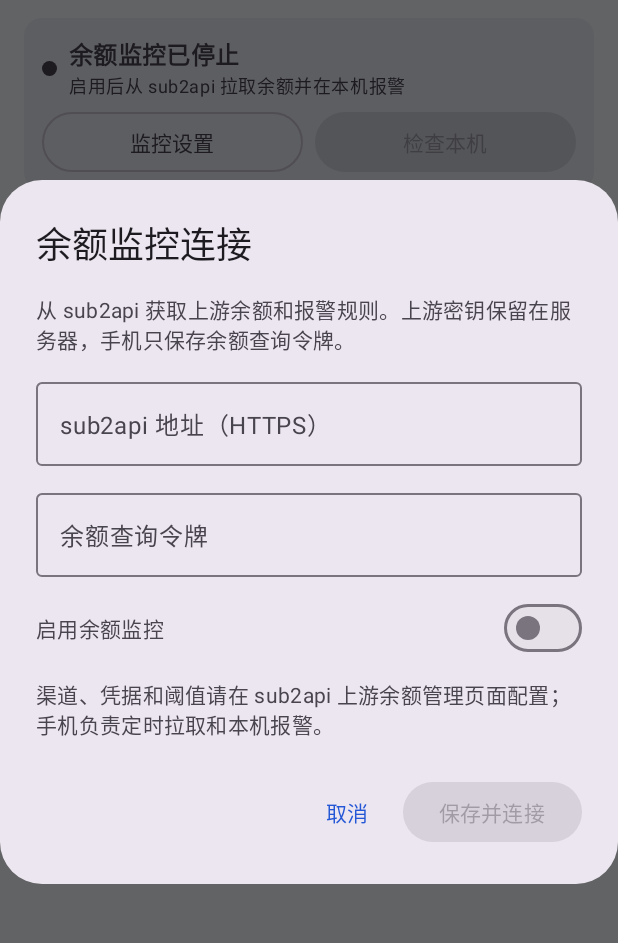
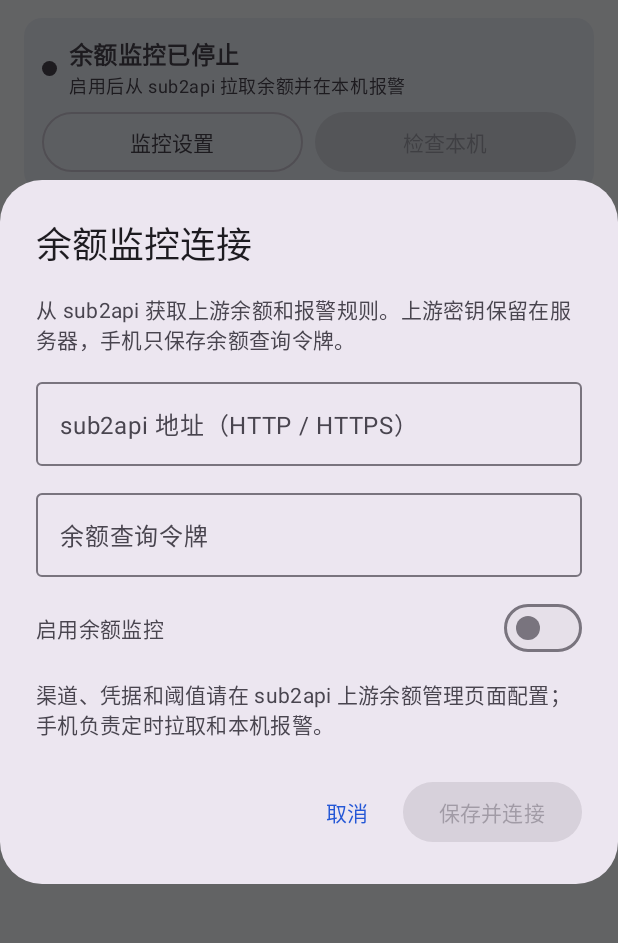
Before and after one commit to 1198722360/credit_inform, an Android app built with Jetpack Compose: the screen it shows after launch (MainActivity), after a tap on "监控设置", on a phone screen of 412 x 824 dp, the part 86-1029 px from its top. Run offline under Robolectric (Android 15) with nearby library versions, the phone set to English and light mode, and no system bars.

Commit message:
fix: allow direct HTTP balance servers with API allowlists (#2)

```diff
--- a/app/src/main/java/com/creditinform/app/MainActivity.kt
+++ b/app/src/main/java/com/creditinform/app/MainActivity.kt
@@ -1231,7 +1231,7 @@ private fun RelayConfigurationDialog(
             Column(modifier = Modifier.verticalScroll(rememberScrollState()), verticalArrangement = Arrangement.spacedBy(10.dp)) {
                 Text("从 sub2api 获取上游余额和报警规则。上游密钥保留在服务器，手机只保存余额查询令牌。")
                 OutlinedTextField(value = serverUrl, onValueChange = { serverUrl = it },
-                    label = { Text("sub2api 地址（HTTPS）") }, singleLine = true,
+                    label = { Text("sub2api 地址（HTTP / HTTPS）") }, singleLine = true,
                     keyboardOptions = KeyboardOptions(keyboardType = KeyboardType.Uri), modifier = Modifier.fillMaxWidth())
                 OutlinedTextField(value = apiToken, onValueChange = { apiToken = it },
                     label = { Text("余额查询令牌") }, singleLine = true,
--- a/app/src/main/java/com/creditinform/app/network/ServerBalanceClient.kt
+++ b/app/src/main/java/com/creditinform/app/network/ServerBalanceClient.kt
@@ -63,9 +63,9 @@ class ServerBalanceClient {
             require(value.length <= 2048)
             val uri = URI(value)
             require(!uri.host.isNullOrBlank() && uri.userInfo == null && uri.rawQuery == null && uri.rawFragment == null)
-            // Plain HTTP is restricted to loopback for local integration tests and SSH tunnels.
-            require(uri.scheme == "https" || (uri.scheme == "http" && uri.host in setOf("localhost", "127.0.0.1", "[::1]", "::1"))) {
-                "服务器地址须使用 HTTPS"
+            // Direct server IP deployments may use HTTP with the server-side token/IP allowlist.
+            require(uri.scheme in setOf("https", "http")) {
+                "服务器地址须使用 HTTP 或 HTTPS"
             }
             return uri
         }
```
Also changed, not shown: 2 other files.
